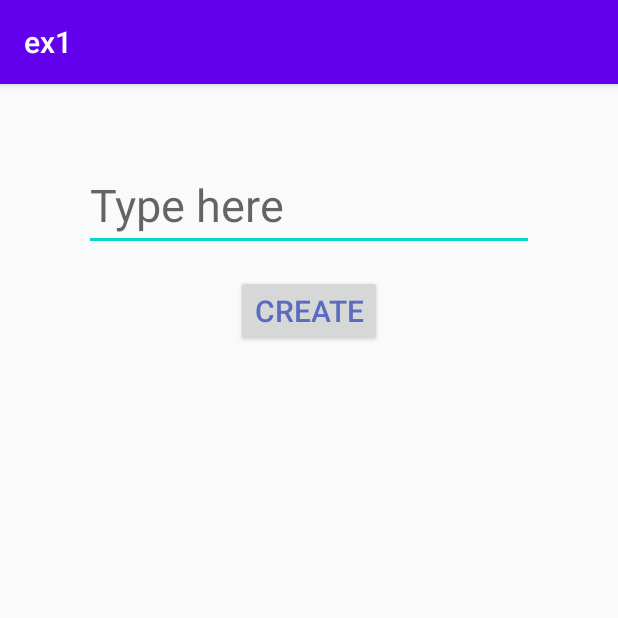
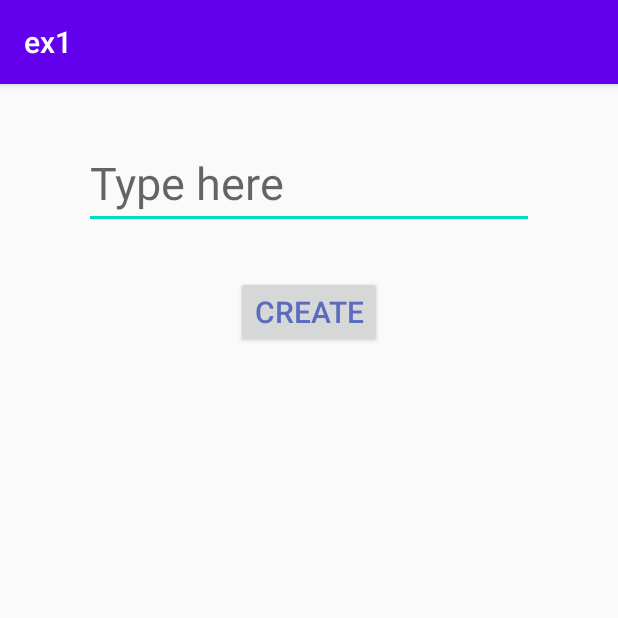
Before and after one commit to RotemShavit/ex1, an Android app: the screen it shows after launch (MainActivity), on a phone screen of 412 x 824 dp, the top half of it. Run offline under Robolectric (Android 15) with nearby library versions, the phone set to English and light mode, and no system bars.

Commit message:
Changed from margins to bias

```diff
--- a/app/src/main/res/layout/activity_main.xml
+++ b/app/src/main/res/layout/activity_main.xml
@@ -10,34 +10,37 @@
         android:id="@+id/EditText"
         android:layout_width="300dp"
         android:layout_height="wrap_content"
-        android:layout_marginTop="50dp"
         android:textSize="30sp"
         android:inputType="text"
         android:hint="Type here"
         app:layout_constraintLeft_toLeftOf="parent"
         app:layout_constraintRight_toRightOf="parent"
-        app:layout_constraintTop_toTopOf="parent" />
+        app:layout_constraintTop_toTopOf="parent"
+        app:layout_constraintBottom_toBottomOf="parent"
+        app:layout_constraintVertical_bias="0.05"/>
 
     <Button
         android:id="@+id/create_button"
         android:layout_width="wrap_content"
         android:layout_height="wrap_content"
-        android:layout_marginTop="16dp"
         android:text="Create"
         android:textColor="#5C6BC0"
         android:textSize="20sp"
         app:layout_constraintLeft_toLeftOf="parent"
         app:layout_constraintRight_toRightOf="parent"
-        app:layout_constraintTop_toBottomOf="@+id/EditText" />
+        app:layout_constraintTop_toBottomOf="@+id/EditText"
+        app:layout_constraintBottom_toBottomOf="parent"
+        app:layout_constraintVertical_bias="0.05"/>
 
     <TextView
         android:id="@+id/created_txt"
         android:layout_width="wrap_content"
         android:layout_height="wrap_content"
-        android:layout_marginTop="60dp"
         android:textSize="30sp"
         app:layout_constraintLeft_toLeftOf="parent"
         app:layout_constraintRight_toRightOf="parent"
-        app:layout_constraintTop_toBottomOf="@+id/create_button" />
+        app:layout_constraintTop_toBottomOf="@+id/create_button"
+        app:layout_constraintBottom_toBottomOf="parent"
+        app:layout_constraintVertical_bias="0.1"/>
 
 </androidx.constraintlayout.widget.ConstraintLayout>
```
